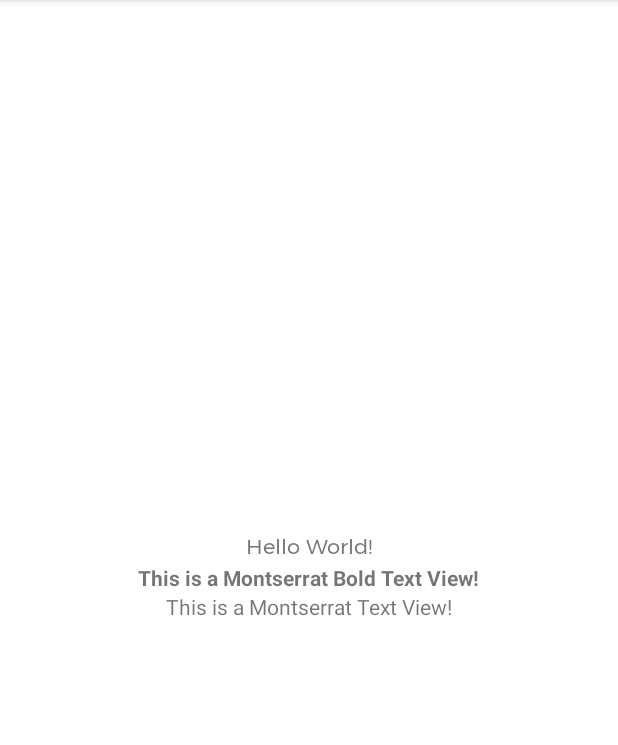
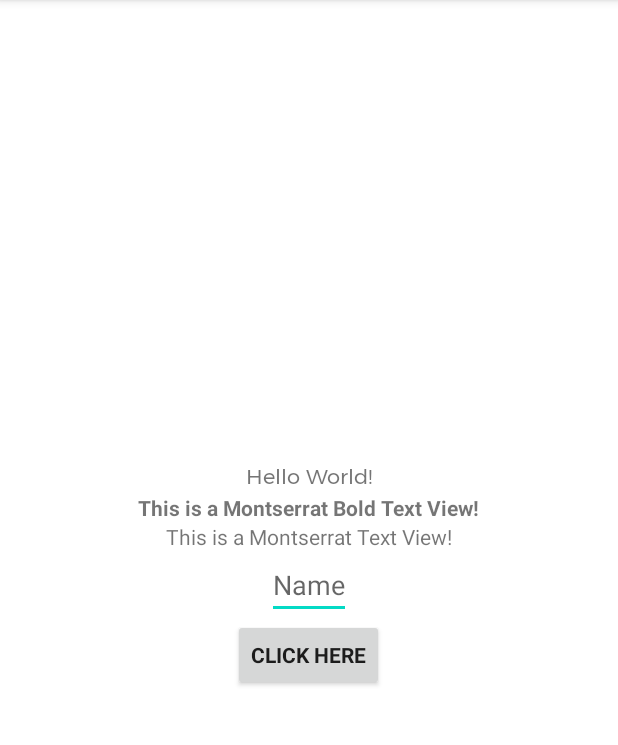
Before and after one commit to apigeoneer/Mellow_Used_Book_Shop, an Android app: the screen it shows after launch (MainActivity), on a phone screen of 412 x 824 dp, the part 84-829 px from its top. Run offline under Robolectric (Android 15) with nearby library versions, the phone set to English and light mode, and no system bars.

Commit message:
add: custom edit text & button

```diff
--- a/app/src/main/AndroidManifest.xml
+++ b/app/src/main/AndroidManifest.xml
@@ -9,7 +9,7 @@
         android:roundIcon="@mipmap/ic_launcher_round"
         android:supportsRtl="true"
         android:theme="@style/Theme.Mellow">
-        <activity android:name=".SplashActivity"
+        <activity android:name=".ui.SplashActivity"
             android:theme="@style/AppTheme.NoActionBar">
             <intent-filter>
                 <action android:name="android.intent.action.MAIN" />
@@ -17,7 +17,7 @@
                 <category android:name="android.intent.category.LAUNCHER" />
             </intent-filter>
         </activity>
-        <activity android:name=".MainActivity">
+        <activity android:name=".ui.MainActivity">
         </activity>
     </application>
 
--- a/app/src/main/java/com/gmail/apigeoneer/mellow/MainActivity.kt
+++ b/app/src/main/java/com/gmail/apigeoneer/mellow/ui/MainActivity.kt
@@ -1,7 +1,8 @@
-package com.gmail.apigeoneer.mellow
+package com.gmail.apigeoneer.mellow.ui
 
 import androidx.appcompat.app.AppCompatActivity
 import android.os.Bundle
+import com.gmail.apigeoneer.mellow.R
 
 class MainActivity : AppCompatActivity() {
     override fun onCreate(savedInstanceState: Bundle?) {
--- a/app/src/main/java/com/gmail/apigeoneer/mellow/SplashActivity.kt
+++ b/app/src/main/java/com/gmail/apigeoneer/mellow/ui/SplashActivity.kt
@@ -1,4 +1,4 @@
-package com.gmail.apigeoneer.mellow
+package com.gmail.apigeoneer.mellow.ui
 
 import android.content.Intent
 import android.os.Build
@@ -7,6 +7,7 @@ import android.os.Bundle
 import android.os.Handler
 import android.view.WindowInsets
 import android.view.WindowManager
+import com.gmail.apigeoneer.mellow.R
 
 class SplashActivity : AppCompatActivity() {
     override fun onCreate(savedInstanceState: Bundle?) {
--- /dev/null
+++ b/app/src/main/java/com/gmail/apigeoneer/mellow/utils/CustomButtons.kt
@@ -0,0 +1,18 @@
+package com.gmail.apigeoneer.mellow.utils
+
+import android.content.Context
+import android.graphics.Typeface
+import android.util.AttributeSet
+import androidx.appcompat.widget.AppCompatButton
+
+class NormalButton(context: Context, attrs: AttributeSet): AppCompatButton(context, attrs) {
+
+    init {
+        applyFont()
+    }
+
+    private fun applyFont() {
+        val boldTypeface: Typeface=Typeface.create("Montserrat Bold", Typeface.BOLD)
+        typeface=boldTypeface
+    }
+}
--- /dev/null
+++ b/app/src/main/java/com/gmail/apigeoneer/mellow/utils/CustomTextViews.kt
@@ -0,0 +1,44 @@
+package com.gmail.apigeoneer.mellow.utils
+
+import android.content.Context
+import android.graphics.Typeface
+import android.util.AttributeSet
+import androidx.appcompat.widget.AppCompatEditText
+import androidx.appcompat.widget.AppCompatTextView
+
+class BoldTextView(context: Context, attrs: AttributeSet) : AppCompatTextView(context, attrs) {
+
+    init {
+        applyFont()
+    }
+
+    private fun applyFont() {
+        val boldTypeface: Typeface=Typeface.create("Montserrat Bold", Typeface.BOLD)
+        typeface=boldTypeface
+    }
+}
+
+class NormalTextView(context: Context, attrs: AttributeSet) : AppCompatTextView(context, attrs) {
+
+    init {
+        applyFont()
+    }
+
+    private fun applyFont() {
+        val normalTypeface: Typeface=Typeface.create("Montserrat", Typeface.NORMAL)
+        typeface=normalTypeface
+    }
+}
+
+class NormalEditText(context: Context, attrs: AttributeSet) :
+    AppCompatEditText(context, attrs) {
+
+    init {
+        applyFont()
+    }
+
+    private fun applyFont() {
+        val normalTypeface: Typeface=Typeface.create("Montserrat", Typeface.NORMAL)
+        typeface=normalTypeface
+    }
+}
--- a/app/src/main/java/com/gmail/apigeoneer/mellow/widgets/CustomTextViews.kt
+++ /dev/null
@@ -1,33 +0,0 @@
-package com.gmail.apigeoneer.mellow.widgets
-
-import android.content.Context
-import android.graphics.Typeface
-import android.util.AttributeSet
-import androidx.appcompat.widget.AppCompatTextView
-import com.gmail.apigeoneer.mellow.R
-
-class BoldTextView(context: Context, attrs: AttributeSet)
-    : AppCompatTextView(context, attrs) {
-
-        init {
-            applyFont()
-        }
-
-    private fun applyFont() {
-        val boldTypeface: Typeface = Typeface.create("Montserrat Bold", Typeface.BOLD)
-        typeface = boldTypeface
-    }
-}
-
-class NormalTextView(context: Context, attrs: AttributeSet)
-    : AppCompatTextView(context, attrs) {
-
-    init {
-        applyFont()
-    }
-
-    private fun applyFont() {
-        val normalTypeface: Typeface = Typeface.create("Montserrat", Typeface.NORMAL)
-        typeface = normalTypeface
-    }
-}
--- a/app/src/main/res/layout/activity_main.xml
+++ b/app/src/main/res/layout/activity_main.xml
@@ -6,7 +6,7 @@
     android:layout_height="match_parent"
     android:orientation="vertical"
     android:gravity="center"
-    tools:context=".MainActivity">
+    tools:context=".ui.MainActivity">
 
     <TextView
         android:layout_width="wrap_content"
@@ -14,14 +14,24 @@
         android:fontFamily="@font/montserrat"
         android:text="Hello World!" />
 
-    <com.gmail.apigeoneer.mellow.widgets.BoldTextView
+    <com.gmail.apigeoneer.mellow.utils.BoldTextView
         android:layout_width="wrap_content"
         android:layout_height="wrap_content"
         android:text="This is a Montserrat Bold Text View!" />
 
-    <com.gmail.apigeoneer.mellow.widgets.NormalTextView
+    <com.gmail.apigeoneer.mellow.utils.NormalTextView
         android:layout_width="wrap_content"
         android:layout_height="wrap_content"
         android:text="This is a Montserrat Text View!" />
 
+    <com.gmail.apigeoneer.mellow.utils.NormalEditText
+        android:layout_width="wrap_content"
+        android:layout_height="wrap_content"
+        android:hint="Name" />
+
+    <com.gmail.apigeoneer.mellow.utils.NormalButton
+        android:layout_width="wrap_content"
+        android:layout_height="wrap_content"
+        android:text="Click Here" />
+
 </LinearLayout>
--- a/app/src/main/res/layout/activity_splash.xml
+++ b/app/src/main/res/layout/activity_splash.xml
@@ -7,7 +7,7 @@
     android:layout_height="match_parent"
     android:background="#2f2f2f"
     app:layoutDescription="@xml/activity_splash_scene"
-    tools:context=".SplashActivity">
+    tools:context=".ui.SplashActivity">
 
     <ImageView
         android:id="@+id/splash_image_view"
--- /dev/null
+++ b/app/src/main/res/values/dimens.xml
@@ -0,0 +1,4 @@
+<?xml version="1.0" encoding="utf-8"?>
+<resources>
+    <dimen name="button_bg_radius">10dp</dimen>
+</resources>
```
Also changed, not shown: app/src/main/res/drawable/button_bg.xml (added, +13 -0 lines).
